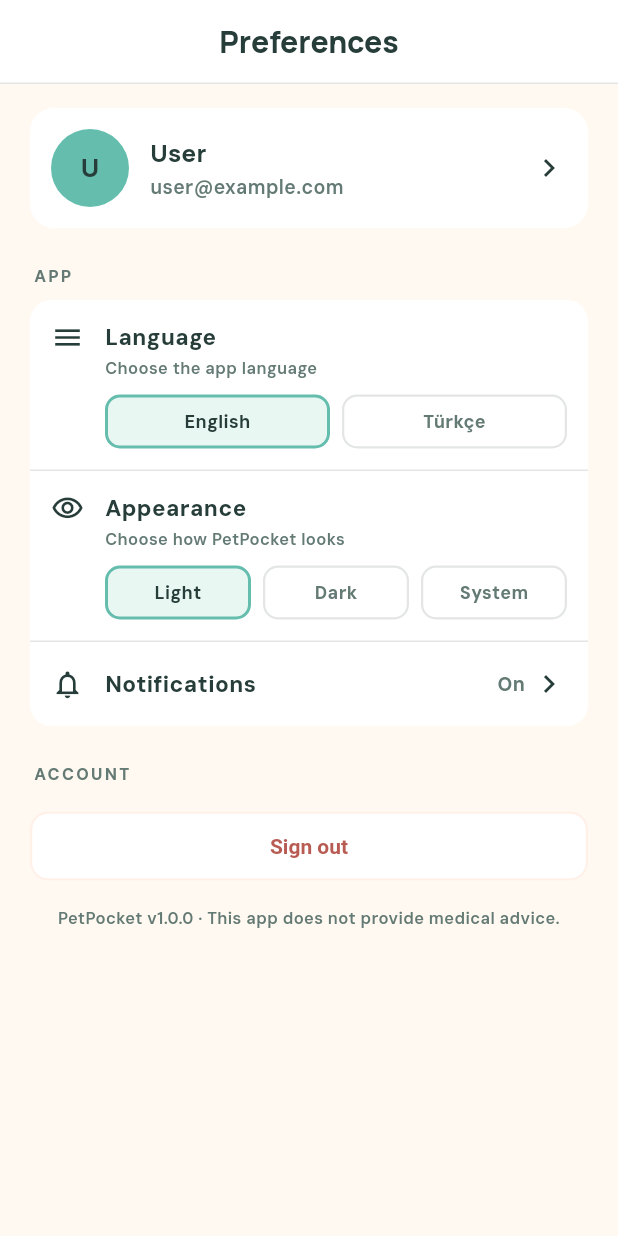
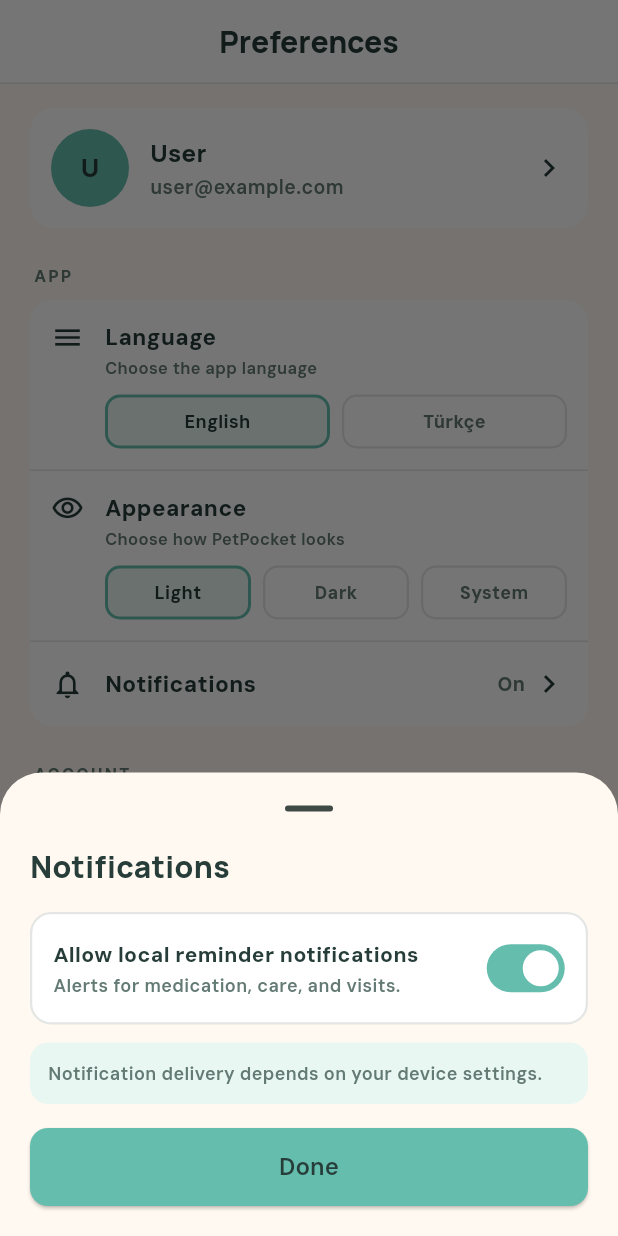
Before and after one commit to betlm/cs310-project, a Flutter app: the PreferencesScreen screen opened directly, after a tap on "Notifications", on a phone screen of 412 x 824 dp. Run offline on Flutter 3.47's test engine with Material 3 defaults, Android fonts, the phone set to English and light mode, and no system bars; our stand-ins replace image_picker.

Commit message:
Add notifications sheet opened from Preferences

```diff
--- /dev/null
+++ b/lib/screens/settings/notifications_sheet.dart
@@ -0,0 +1,130 @@
+import 'package:flutter/material.dart';
+
+import '../../data/app_state.dart';
+import '../../theme/app_colors.dart';
+import '../../theme/app_spacing.dart';
+import '../../widgets/primary_button.dart';
+
+/// Opens the "Notifications" sheet from the bottom, where the user can turn local reminder notifications on or off
+
+Future<void> showNotificationsSheet(BuildContext context) async {
+  await showModalBottomSheet<void>(
+    context: context,
+    backgroundColor: AppColors.background,
+    showDragHandle: true,
+    shape: const RoundedRectangleBorder(
+      borderRadius: BorderRadius.vertical(top: Radius.circular(28)),
+    ),
+    builder: (sheetContext) => const _NotificationsSheet(),
+  );
+}
+
+class _NotificationsSheet extends StatefulWidget {
+  const _NotificationsSheet();
+
+  @override
+  State<_NotificationsSheet> createState() => _NotificationsSheetState();
+}
+
+class _NotificationsSheetState extends State<_NotificationsSheet> {
+  @override
+  Widget build(BuildContext context) {
+    return SafeArea(
+      child: Padding(
+        padding: const EdgeInsets.fromLTRB(20, 0, 20, 20),
+        child: Column(
+          mainAxisSize: MainAxisSize.min,
+          crossAxisAlignment: CrossAxisAlignment.start,
+          children: [
+            const Text(
+              'Notifications',
+              style: TextStyle(
+                fontFamily: 'Manrope',
+                fontSize: 20,
+                fontWeight: FontWeight.w800,
+                color: AppColors.darkGreen,
+              ),
+            ),
+            const SizedBox(height: AppSpacing.md),
+
+            // On / off switch
+            Container(
+              padding: const EdgeInsets.fromLTRB(14, 12, 10, 12),
+              decoration: BoxDecoration(
+                color: AppColors.white,
+                borderRadius: BorderRadius.circular(14),
+                border: Border.all(color: AppColors.cardBorder, width: 1.5),
+              ),
+              child: Row(
+                children: [
+                  const Expanded(
+                    child: Column(
+                      crossAxisAlignment: CrossAxisAlignment.start,
+                      children: [
+                        Text(
+                          'Allow local reminder notifications',
+                          style: TextStyle(
+                            fontSize: 14,
+                            fontWeight: FontWeight.w800,
+                            color: AppColors.darkGreen,
+                          ),
+                        ),
+                        SizedBox(height: 2),
+                        Text(
+                          'Alerts for medication, care, and visits.',
+                          style: TextStyle(
+                            fontSize: 12,
+                            fontWeight: FontWeight.w600,
+                            color: AppColors.secondaryText,
+                          ),
+                        ),
+                      ],
+                    ),
+                  ),
+                  const SizedBox(width: AppSpacing.sm),
+                  Switch(
+                    value: notificationsEnabled,
+                    onChanged: (value) {
+                      setState(() {
+                        notificationsEnabled = value;
+                      });
+                    },
+                    activeThumbColor: AppColors.white,
+                    activeTrackColor: AppColors.primary,
+                    inactiveThumbColor: AppColors.white,
+                    inactiveTrackColor: AppColors.cardBorder,
+                  ),
+                ],
+              ),
+            ),
+            const SizedBox(height: 12),
+
+            // Info note
+            Container(
+              width: double.infinity,
+              padding: const EdgeInsets.all(12),
+              decoration: BoxDecoration(
+                color: AppColors.lightMint,
+                borderRadius: BorderRadius.circular(12),
+              ),
+              child: const Text(
+                'Notification delivery depends on your device settings.',
+                style: TextStyle(
+                  fontSize: 12,
+                  fontWeight: FontWeight.w600,
+                  color: AppColors.secondaryText,
+                ),
+              ),
+            ),
+            const SizedBox(height: AppSpacing.md),
+
+            PrimaryButton(
+              text: 'Done',
+              onPressed: () => Navigator.pop(context),
+            ),
+          ],
+        ),
+      ),
+    );
+  }
+}
--- a/lib/screens/settings/preferences_screen.dart
+++ b/lib/screens/settings/preferences_screen.dart
@@ -5,6 +5,7 @@ import '../../routes/app_routes.dart';
 import '../../theme/app_colors.dart';
 import '../../theme/app_spacing.dart';
 import 'user_info_sheet.dart';
+import 'notifications_sheet.dart';
 
 /// Bottom navigation tab: Profile.
 /// Shown inside MainShell, so it has no back arrow.
@@ -26,8 +27,12 @@ class _PreferencesScreenState extends State<PreferencesScreen> {
     setState(() {});
   }
 
-  /// Opens the notifications sheet (made by Ayça).
-  void _openNotifications() {}
+  /// Opens the notifications sheet
+  Future<void> _openNotifications() async {
+    await showNotificationsSheet(context);
+    if (!mounted) return;
+    setState(() {});
+  }
 
   /// Goes back to Welcome and clears the navigation history,
   /// so the back button cannot return to the app.
```
